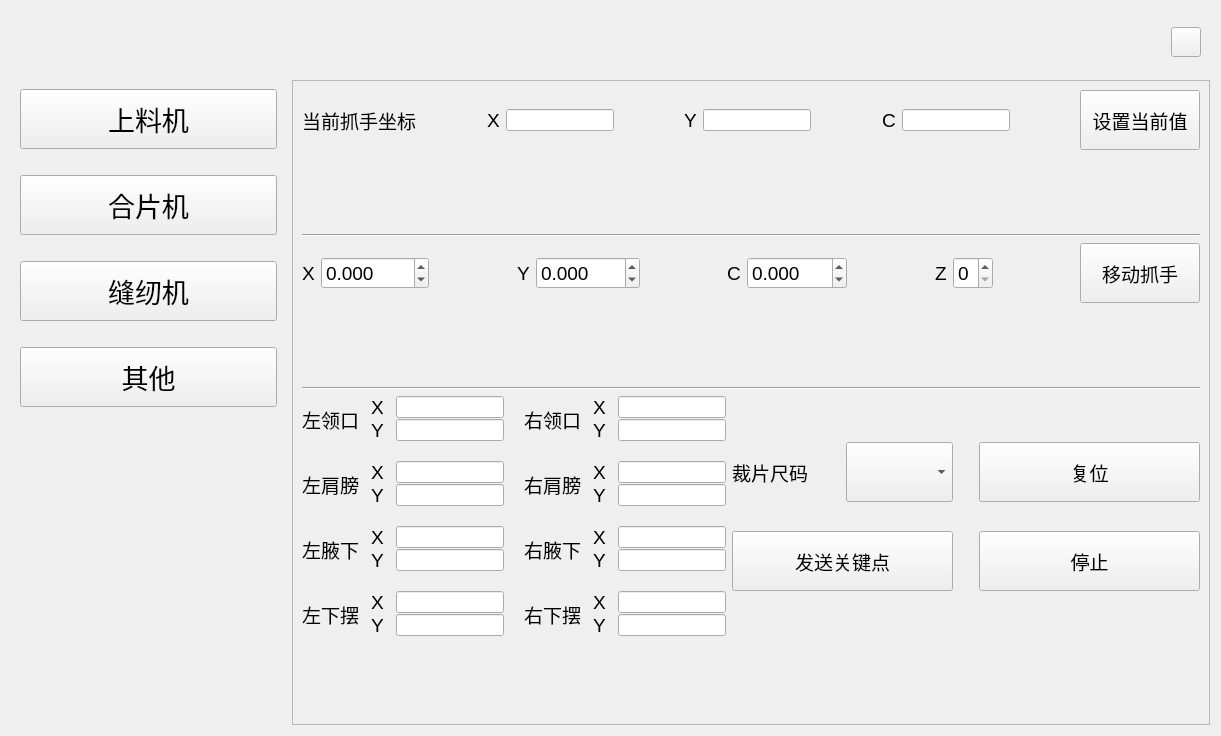
Old version of the form ui/developer_widget.ui in the repository Mrjiong-ff/syt_hmi.
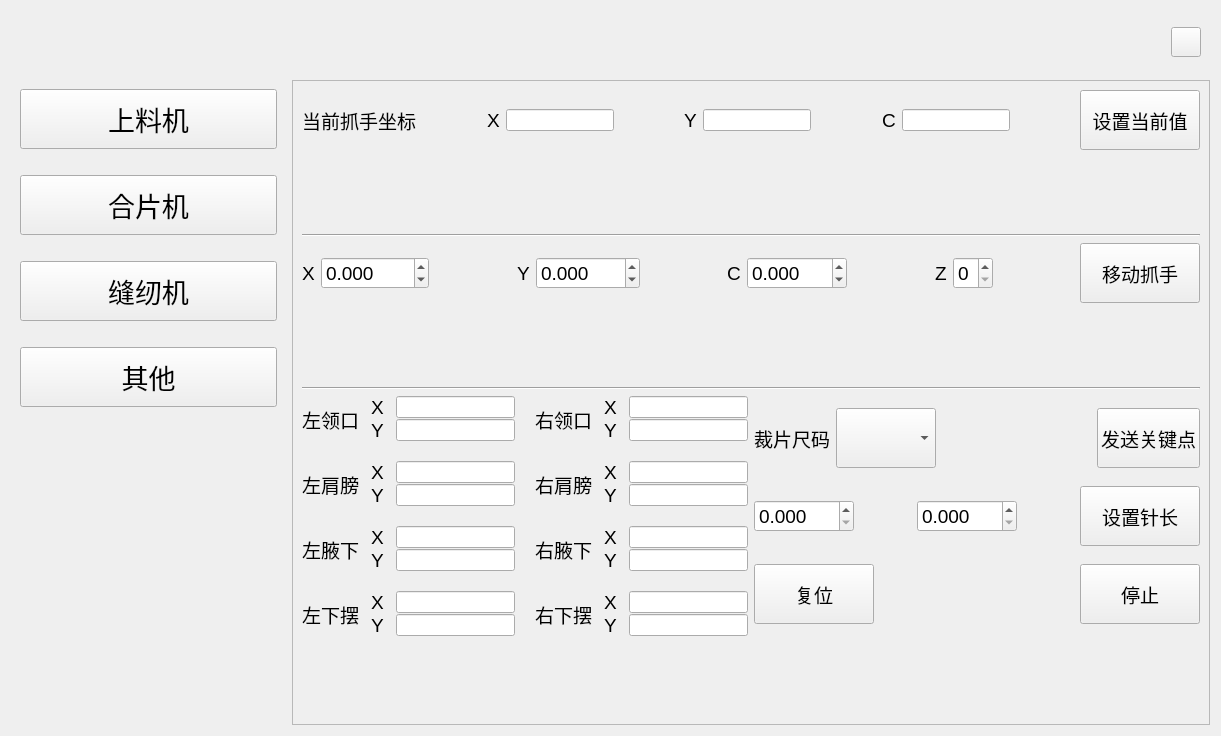
New version of the form. The open tabs and pages were chosen to show the change. Custom widgets are drawn as their Qt base class.

Commit message: feat:增加针长控制

Diff of the .ui file:
```diff
--- a/ui/developer_widget.ui
+++ b/ui/developer_widget.ui
@@ -13,7 +13,7 @@
   <property name="windowTitle">
    <string>Form</string>
   </property>
-  <layout class="QVBoxLayout" name="verticalLayout_4" stretch="0,0">
+  <layout class="QVBoxLayout" name="verticalLayout_7">
    <item>
     <widget class="QWidget" name="title_widget" native="true">
      <layout class="QHBoxLayout" name="horizontalLayout_16">
@@ -2588,7 +2588,7 @@
         </layout>
        </widget>
        <widget class="QWidget" name="page_sewing">
-        <layout class="QVBoxLayout" name="verticalLayout_7">
+        <layout class="QVBoxLayout" name="verticalLayout_8">
          <item>
           <layout class="QHBoxLayout" name="horizontalLayout_20">
            <item>
@@ -2994,8 +2994,8 @@
           </widget>
          </item>
          <item>
-          <layout class="QGridLayout" name="gridLayout_19">
-           <item row="0" column="0" rowspan="5">
+          <layout class="QHBoxLayout" name="horizontalLayout_28">
+           <item>
             <layout class="QGridLayout" name="gridLayout_18">
              <property name="horizontalSpacing">
               <number>20</number>
@@ -3536,72 +3536,9 @@
              </item>
             </layout>
            </item>
-           <item row="0" column="2">
-            <spacer name="verticalSpacer_35">
-             <property name="orientation">
-              <enum>Qt::Vertical</enum>
-             </property>
-             <property name="sizeHint" stdset="0">
-              <size>
-               <width>20</width>
-               <height>40</height>
-              </size>
-             </property>
-            </spacer>
-           </item>
-           <item row="2" column="1">
-            <spacer name="horizontalSpacer_18">
-             <property name="orientation">
-              <enum>Qt::Horizontal</enum>
-             </property>
-             <property name="sizeHint" stdset="0">
-              <size>
-               <width>40</width>
-               <height>20</height>
-              </size>
-             </property>
-            </spacer>
-           </item>
-           <item row="2" column="2">
-            <spacer name="verticalSpacer_34">
-             <property name="orientation">
-              <enum>Qt::Vertical</enum>
-             </property>
-             <property name="sizeHint" stdset="0">
-              <size>
-               <width>20</width>
-               <height>18</height>
-              </size>
-             </property>
-            </spacer>
-           </item>
-           <item row="2" column="3">
-            <spacer name="horizontalSpacer_23">
-             <property name="orientation">
-              <enum>Qt::Horizontal</enum>
-             </property>
-             <property name="sizeHint" stdset="0">
-              <size>
-               <width>40</width>
-               <height>20</height>
-              </size>
-             </property>
-            </spacer>
-           </item>
-           <item row="4" column="2">
-            <spacer name="verticalSpacer_36">
-             <property name="orientation">
-              <enum>Qt::Vertical</enum>
-             </property>
-             <property name="sizeHint" stdset="0">
-              <size>
-               <width>20</width>
-               <height>40</height>
-              </size>
-             </property>
-            </spacer>
-           </item>
-           <item row="1" column="1">
+           <item>
+            <layout class="QVBoxLayout" name="verticalLayout_4">
+             <item>
             <layout class="QHBoxLayout" name="horizontalLayout_22">
              <item>
               <widget class="QLabel" name="label_75">
@@ -3630,9 +3567,20 @@
                </property>
               </widget>
              </item>
-            </layout>
-           </item>
-           <item row="3" column="1">
+               <item>
+                <spacer name="horizontalSpacer_18">
+                 <property name="orientation">
+                  <enum>Qt::Horizontal</enum>
+                 </property>
+                 <property name="sizeHint" stdset="0">
+                  <size>
+                   <width>40</width>
+                   <height>20</height>
+                  </size>
+                 </property>
+                </spacer>
+               </item>
+               <item>
             <widget class="WaterZoomButton" name="send_keypoints_btn">
              <property name="minimumSize">
               <size>
@@ -3650,11 +3598,99 @@
              </property>
             </widget>
            </item>
-           <item row="1" column="3">
+              </layout>
+             </item>
+             <item>
+              <layout class="QHBoxLayout" name="horizontalLayout_26">
+               <item>
+                <widget class="QDoubleSpinBox" name="shoulder_length_spin_box">
+                 <property name="minimumSize">
+                  <size>
+                   <width>100</width>
+                   <height>0</height>
+                  </size>
+                 </property>
+                 <property name="font">
+                  <font>
+                   <pointsize>14</pointsize>
+                  </font>
+                 </property>
+                 <property name="decimals">
+                  <number>3</number>
+                 </property>
+                </widget>
+               </item>
+               <item>
+                <spacer name="horizontalSpacer_27">
+                 <property name="orientation">
+                  <enum>Qt::Horizontal</enum>
+                 </property>
+                 <property name="sizeHint" stdset="0">
+                  <size>
+                   <width>40</width>
+                   <height>20</height>
+                  </size>
+                 </property>
+                </spacer>
+               </item>
+               <item>
+                <widget class="QDoubleSpinBox" name="side_length_spin_box">
+                 <property name="minimumSize">
+                  <size>
+                   <width>100</width>
+                   <height>0</height>
+                  </size>
+                 </property>
+                 <property name="font">
+                  <font>
+                   <pointsize>14</pointsize>
+                  </font>
+                 </property>
+                 <property name="decimals">
+                  <number>3</number>
+                 </property>
+                </widget>
+               </item>
+               <item>
+                <spacer name="horizontalSpacer_23">
+                 <property name="orientation">
+                  <enum>Qt::Horizontal</enum>
+                 </property>
+                 <property name="sizeHint" stdset="0">
+                  <size>
+                   <width>17</width>
+                   <height>20</height>
+                  </size>
+                 </property>
+                </spacer>
+               </item>
+               <item>
+                <widget class="WaterZoomButton" name="needle_length_btn">
+                 <property name="minimumSize">
+                  <size>
+                   <width>120</width>
+                   <height>60</height>
+                  </size>
+                 </property>
+                 <property name="font">
+                  <font>
+                   <pointsize>14</pointsize>
+                  </font>
+                 </property>
+                 <property name="text">
+                  <string>设置针长</string>
+                 </property>
+                </widget>
+               </item>
+              </layout>
+             </item>
+             <item>
+              <layout class="QHBoxLayout" name="horizontalLayout_27">
+               <item>
             <widget class="WaterZoomButton" name="sewing_reset_btn">
              <property name="minimumSize">
               <size>
-               <width>100</width>
+                   <width>120</width>
                <height>60</height>
               </size>
              </property>
@@ -3668,11 +3704,24 @@
              </property>
             </widget>
            </item>
-           <item row="3" column="3">
+               <item>
+                <spacer name="horizontalSpacer_28">
+                 <property name="orientation">
+                  <enum>Qt::Horizontal</enum>
+                 </property>
+                 <property name="sizeHint" stdset="0">
+                  <size>
+                   <width>40</width>
+                   <height>20</height>
+                  </size>
+                 </property>
+                </spacer>
+               </item>
+               <item>
             <widget class="WaterZoomButton" name="sewing_stop_btn">
              <property name="minimumSize">
               <size>
-               <width>100</width>
+                   <width>120</width>
                <height>60</height>
               </size>
              </property>
@@ -3685,6 +3734,10 @@
               <string>停止</string>
              </property>
             </widget>
+               </item>
+              </layout>
+             </item>
+            </layout>
            </item>
           </layout>
          </item>
```
Left out of the diff: 49 changed lines with no effect on the pictures. Lines whose indentation alone changed are shown as unchanged. The commit also changes 8 other files.
